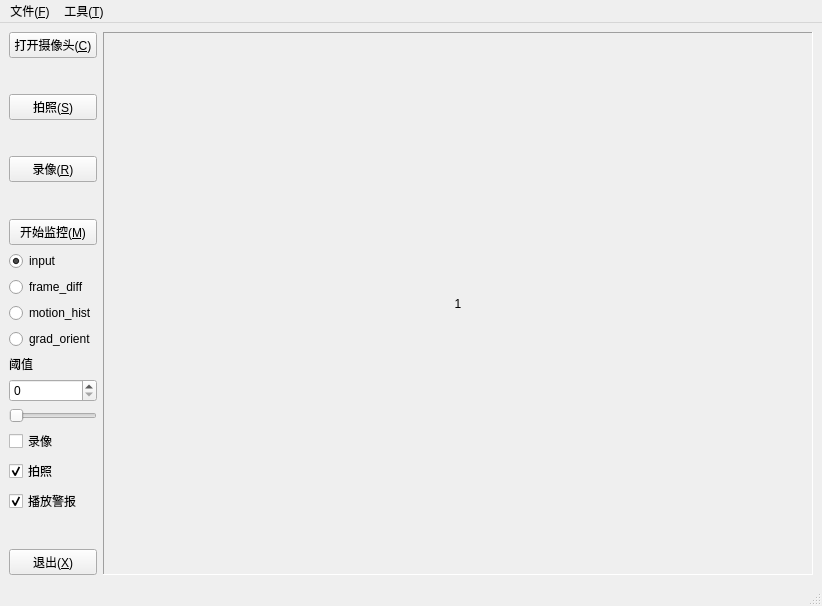
First picture: the form in monitor.ui, repository whypro/monitor, before the edit.
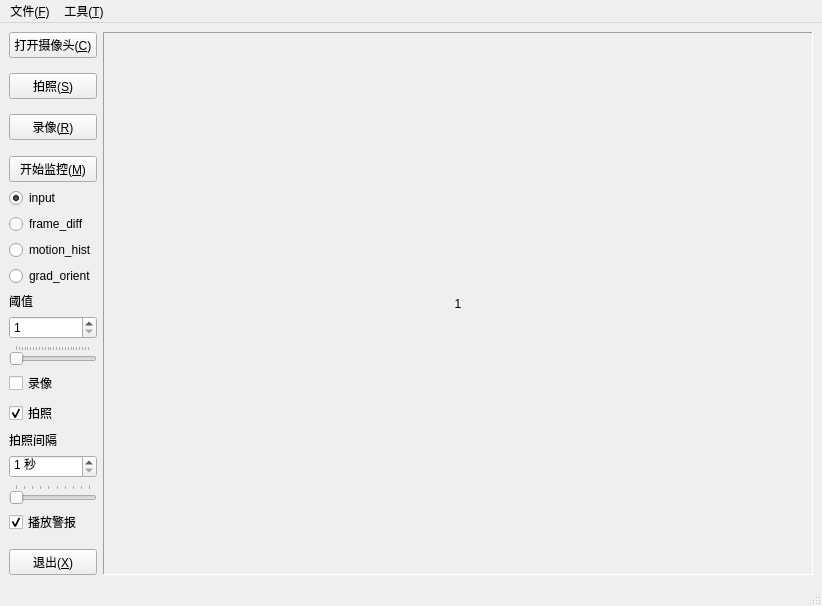
Second picture: the form after the edit.

Commit message: 完善界面细节。

Patch:
```diff
--- a/monitor.ui
+++ b/monitor.ui
@@ -129,6 +129,9 @@
         </item>
         <item>
          <widget class="QSpinBox" name="threshold_spin">
+          <property name="minimum">
+           <number>1</number>
+          </property>
           <property name="maximum">
            <number>255</number>
           </property>
@@ -142,12 +145,18 @@
             <verstretch>0</verstretch>
            </sizepolicy>
           </property>
+          <property name="minimum">
+           <number>1</number>
+          </property>
           <property name="maximum">
            <number>255</number>
           </property>
           <property name="orientation">
            <enum>Qt::Horizontal</enum>
           </property>
+          <property name="tickPosition">
+           <enum>QSlider::TicksAbove</enum>
+          </property>
          </widget>
         </item>
         <item>
@@ -167,6 +176,51 @@
           </property>
          </widget>
         </item>
+        <item>
+         <widget class="QLabel" name="shoot_delay_label">
+          <property name="text">
+           <string>拍照间隔</string>
+          </property>
+         </widget>
+        </item>
+        <item>
+         <widget class="QSpinBox" name="shoot_delay_spin">
+          <property name="suffix">
+           <string> 秒</string>
+          </property>
+          <property name="minimum">
+           <number>1</number>
+          </property>
+          <property name="maximum">
+           <number>10</number>
+          </property>
+         </widget>
+        </item>
+        <item>
+         <widget class="QSlider" name="shoot_delay_slider">
+          <property name="sizePolicy">
+           <sizepolicy hsizetype="Preferred" vsizetype="Fixed">
+            <horstretch>0</horstretch>
+            <verstretch>0</verstretch>
+           </sizepolicy>
+          </property>
+          <property name="minimum">
+           <number>1</number>
+          </property>
+          <property name="maximum">
+           <number>10</number>
+          </property>
+          <property name="pageStep">
+           <number>1</number>
+          </property>
+          <property name="orientation">
+           <enum>Qt::Horizontal</enum>
+          </property>
+          <property name="tickPosition">
+           <enum>QSlider::TicksAbove</enum>
+          </property>
+         </widget>
+        </item>
         <item>
          <widget class="QCheckBox" name="sound_check">
           <property name="text">
```
Left out of the diff: 46 changed lines with no effect on the pictures. The commit also changes 1 other file.
